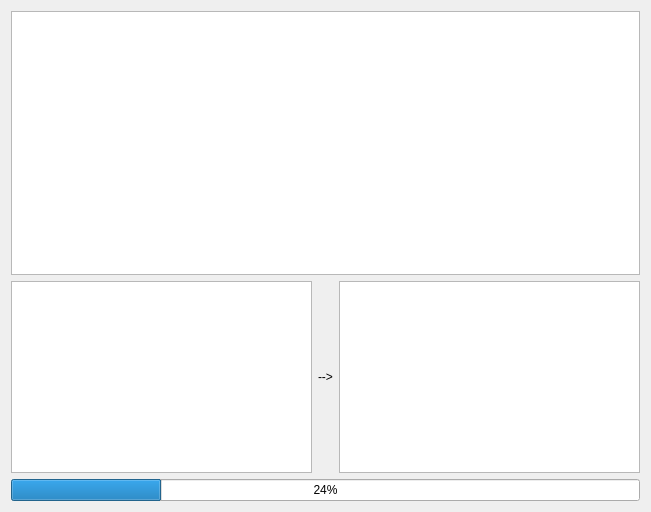
Before: the Qt Designer form gui/splash.ui in kif/imagizer, drawn with Qt 5.
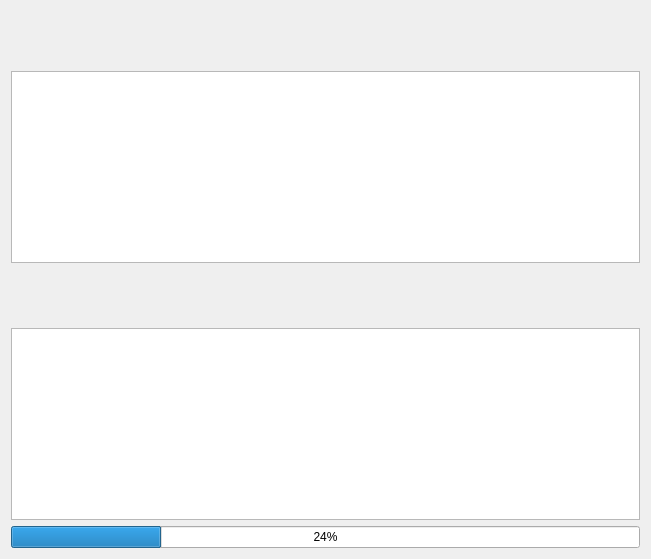
After: the same form once the commit is applied.

Diff of the .ui file:
```diff
--- a/gui/splash.ui
+++ b/gui/splash.ui
@@ -7,7 +7,7 @@
     <x>0</x>
     <y>0</y>
     <width>651</width>
-    <height>512</height>
+    <height>559</height>
    </rect>
   </property>
   <property name="windowTitle">
@@ -17,10 +17,12 @@
    <item row="0" column="0">
     <layout class="QVBoxLayout" name="verticalLayout">
      <item>
-      <widget class="QGraphicsView" name="image"/>
+      <widget class="QLabel" name="image">
+       <property name="text">
+        <string/>
+       </property>
+      </widget>
      </item>
-     <item>
-      <layout class="QHBoxLayout" name="horizontalLayout">
        <item>
         <widget class="QTextBrowser" name="input_file">
          <property name="sizePolicy">
@@ -32,9 +34,9 @@
         </widget>
        </item>
        <item>
-        <widget class="QLabel" name="label_2">
+      <widget class="QLabel" name="arrow">
          <property name="text">
-          <string>--&gt;</string>
+        <string/>
          </property>
         </widget>
        </item>
@@ -47,8 +49,6 @@
           </sizepolicy>
          </property>
         </widget>
-       </item>
-      </layout>
      </item>
      <item>
       <widget class="QProgressBar" name="progressBar">
```
Lines whose indentation alone changed are shown as unchanged.
